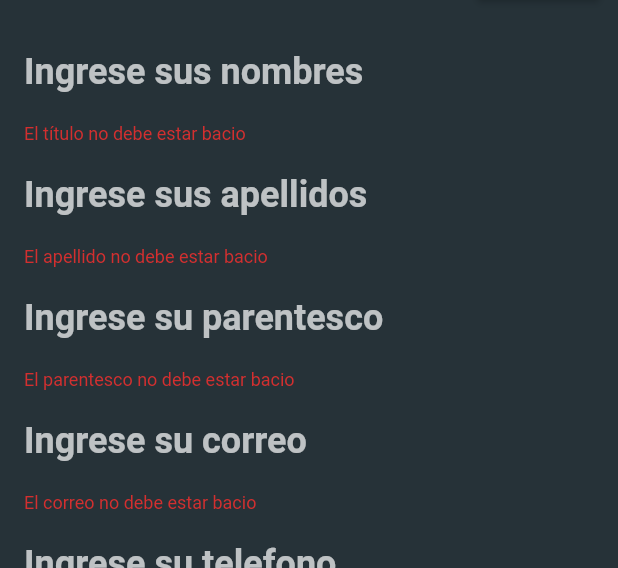
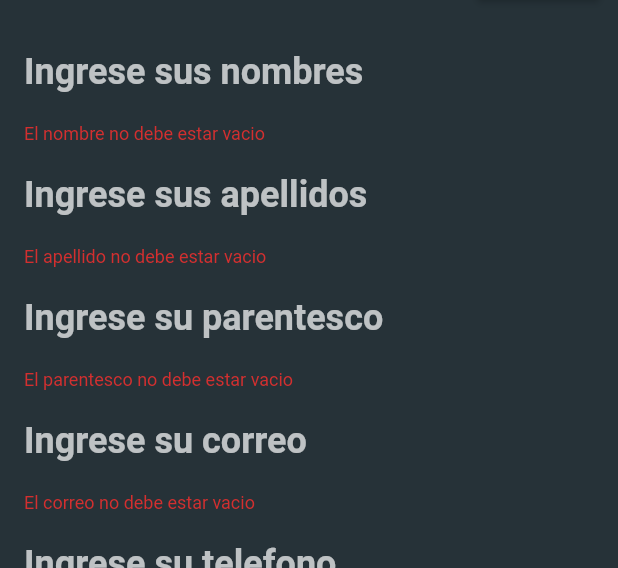
Before and after one commit to mattseb/contactos, a Flutter app: the AddEditContactos screen opened directly, after a tap on "Guardar", on a phone screen of 412 x 824 dp, the part 75-643 px from its top. Run offline on Flutter 3.47's test engine with Material 2 defaults, Android fonts, the phone set to English and light mode, and no system bars; our stand-ins replace sqflite; accounts and stored records are empty.

Commit message:
cambios falta editar

```diff
--- a/lib/main.dart
+++ b/lib/main.dart
@@ -3,16 +3,11 @@ import 'package:flutter/material.dart';
 import 'package:flutter/services.dart';
 
 Future main() async {
-  WidgetsFlutterBinding.ensureInitialized();
-  await SystemChrome.setPreferredOrientations([
-    DeviceOrientation.portraitUp,
-    DeviceOrientation.portraitDown,
-  ]);
   runApp(MyApp());
 }
 
 class MyApp extends StatelessWidget {
-  static final String title = 'Notes SQLite';
+  static final String title = 'Contactos SQLite';
   // This widget is the root of your application.
   @override
   Widget build(BuildContext context) => MaterialApp(
--- a/lib/screens/contactos_form_widget.dart
+++ b/lib/screens/contactos_form_widget.dart
@@ -62,7 +62,7 @@ class ContactosFormWidget extends StatelessWidget {
           hintStyle: TextStyle(color: Colors.white70),
         ),
         validator: (nombres) => nombres != null && nombres.isEmpty
-            ? 'El título no debe estar bacio'
+            ? 'El nombre no debe estar vacio'
             : null,
         onChanged: onChangedNombres,
       );
@@ -81,7 +81,7 @@ class ContactosFormWidget extends StatelessWidget {
           hintStyle: TextStyle(color: Colors.white70),
         ),
         validator: (apellidos) => apellidos != null && apellidos.isEmpty
-            ? 'El apellido no debe estar bacio'
+            ? 'El apellido no debe estar vacio'
             : null,
         onChanged: onChangedApellidos,
       );
@@ -100,7 +100,7 @@ class ContactosFormWidget extends StatelessWidget {
           hintStyle: TextStyle(color: Colors.white70),
         ),
         validator: (parentesco) => parentesco != null && parentesco.isEmpty
-            ? 'El parentesco no debe estar bacio'
+            ? 'El parentesco no debe estar vacio'
             : null,
         onChanged: onChangedParentesco,
       );
@@ -119,7 +119,7 @@ class ContactosFormWidget extends StatelessWidget {
           hintStyle: TextStyle(color: Colors.white70),
         ),
         validator: (correo) => correo != null && correo.isEmpty
-            ? 'El correo no debe estar bacio'
+            ? 'El correo no debe estar vacio'
             : null,
         onChanged: onChangedCorreo,
       );
```
